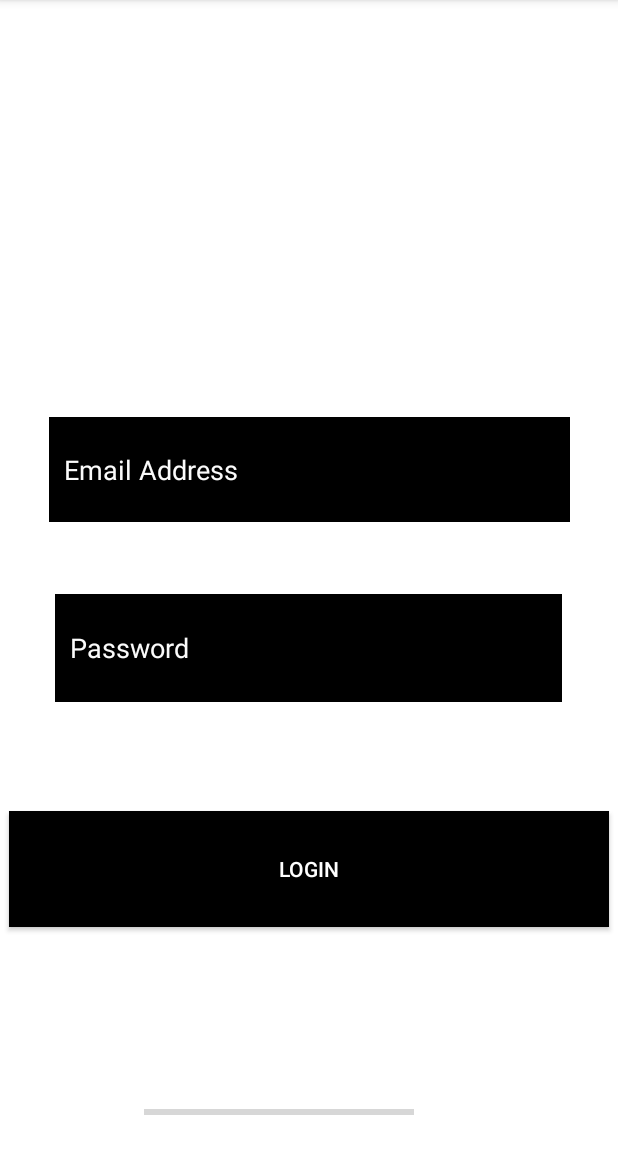
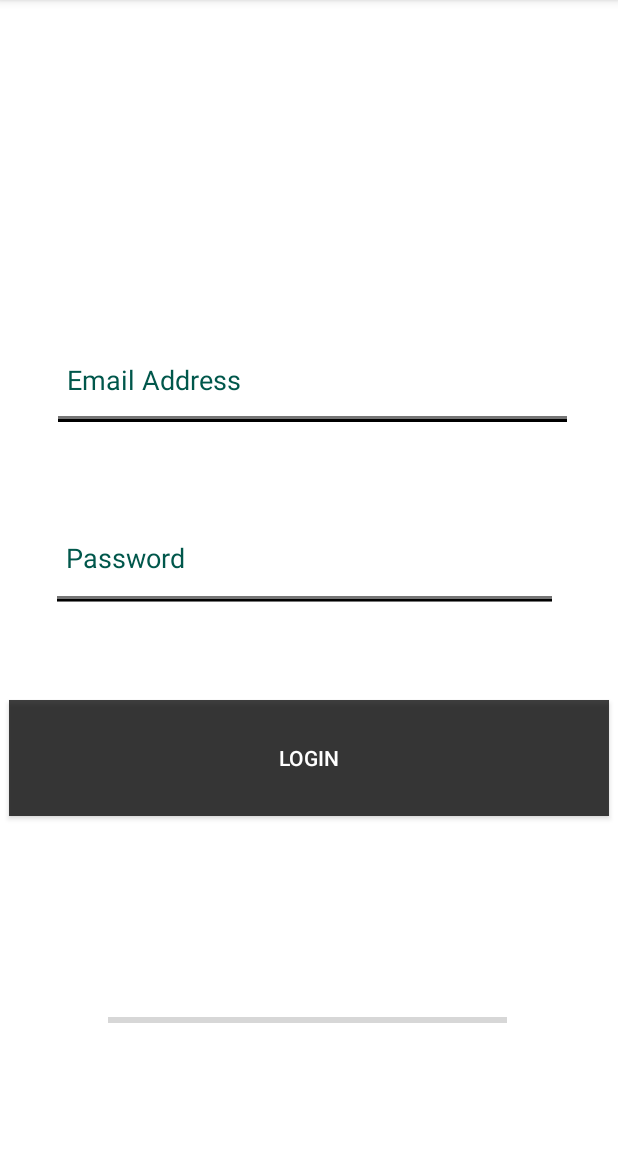
Before and after one commit to Rob-Jay/Mobile-dev, an Android app: the Login screen opened directly, with no data from a screen before it, on a phone screen of 412 x 824 dp, the part 84-1236 px from its top. Run offline under Robolectric (Android 15) with nearby library versions, the phone set to English and light mode, and no system bars; our stand-ins replace Firebase (no records; nobody signed in at launch, a user with empty details on screens opened directly).

Commit message:
Register user and Login functionality, With minor updates to the layout. Logout Button

```diff
--- a/app/src/main/res/layout/activity_login.xml
+++ b/app/src/main/res/layout/activity_login.xml
@@ -4,7 +4,7 @@
     xmlns:tools="http://schemas.android.com/tools"
     android:layout_width="match_parent"
     android:layout_height="match_parent"
-    android:background="#2196F3"
+    android:background="@android:color/holo_blue_dark"
     android:backgroundTint="#FFFFFF"
     tools:context=".Register">
 
@@ -15,15 +15,16 @@
         android:layout_height="70dp"
         android:layout_marginStart="30dp"
         android:layout_marginEnd="30dp"
-        android:layout_marginBottom="420dp"
-        android:background="#000000"
-        android:backgroundTint="#000000"
+        android:layout_marginBottom="480dp"
+        android:backgroundTint="?android:attr/textColorTertiary"
+        android:backgroundTintMode="add"
         android:hint="Email Address"
         android:padding="10dp"
-        android:textColor="#FFFFFF"
-        android:textColorHint="#FBFBFB"
+        android:textColor="@color/colorPrimaryDark"
+        android:textColorHint="@color/colorPrimaryDark"
         app:layout_constraintBottom_toBottomOf="parent"
         app:layout_constraintEnd_toEndOf="parent"
+        app:layout_constraintHorizontal_bias="1.0"
         app:layout_constraintStart_toStartOf="parent" />
 
     <EditText
@@ -32,16 +33,16 @@
         android:layout_height="72dp"
         android:layout_marginStart="30dp"
         android:layout_marginEnd="30dp"
-        android:layout_marginBottom="300dp"
-        android:background="#000000"
-        android:backgroundTint="#000000"
+        android:layout_marginBottom="360dp"
+        android:backgroundTint="?android:attr/textColorTertiary"
+        android:backgroundTintMode="add"
         android:hint="Password"
         android:padding="10dp"
-        android:textColor="#FFFFFF"
-        android:textColorHint="#FBFBFB"
+        android:textColor="@color/colorPrimaryDark"
+        android:textColorHint="@color/colorPrimaryDark"
         app:layout_constraintBottom_toBottomOf="parent"
         app:layout_constraintEnd_toEndOf="parent"
-        app:layout_constraintHorizontal_bias="0.461"
+        app:layout_constraintHorizontal_bias="0.307"
         app:layout_constraintStart_toStartOf="parent" />
 
     <Button
@@ -50,23 +51,24 @@
         android:layout_height="77dp"
         android:layout_marginStart="10dp"
         android:layout_marginEnd="10dp"
-        android:layout_marginBottom="150dp"
-        android:background="#000000"
+        android:layout_marginBottom="224dp"
+        android:background="#C0C0C0C0"
         android:backgroundTint="#000000"
         android:text="Login"
         android:textColor="#FFFFFF"
         android:textColorHint="#FBFBFB"
         app:layout_constraintBottom_toBottomOf="parent"
         app:layout_constraintEnd_toEndOf="parent"
+        app:layout_constraintHorizontal_bias="0.555"
         app:layout_constraintStart_toStartOf="parent" />
 
     <ProgressBar
         android:id="@+id/progressBar"
         style="?android:attr/progressBarStyleHorizontal"
-        android:layout_width="180dp"
-        android:layout_height="21dp"
-        android:layout_marginStart="96dp"
-        android:layout_marginBottom="16dp"
+        android:layout_width="266dp"
+        android:layout_height="24dp"
+        android:layout_marginStart="72dp"
+        android:layout_marginBottom="76dp"
         app:layout_constraintBottom_toBottomOf="parent"
         app:layout_constraintStart_toStartOf="parent" />
 
@@ -76,11 +78,11 @@
         android:layout_height="wrap_content"
         android:layout_marginStart="1dp"
         android:layout_marginEnd="200dp"
-        android:layout_marginBottom="68dp"
+        android:layout_marginBottom="128dp"
         android:text="Button"
         app:layout_constraintBottom_toBottomOf="parent"
         app:layout_constraintEnd_toEndOf="parent"
-        app:layout_constraintHorizontal_bias="0.913"
+        app:layout_constraintHorizontal_bias="0.824"
         app:layout_constraintStart_toEndOf="@+id/progressBar" />
 
 
```
Also changed, not shown: app/src/main/java/ie/ul/cs4084finalproject/MainActivity.java (+9 -0 lines), app/src/main/java/ie/ul/cs4084finalproject/Register.java (+10 -4 lines), app/src/main/res/layout/activity_main.xml (+11 -0 lines), app/src/main/res/layout/activity_register.xml (+14 -5 lines).
